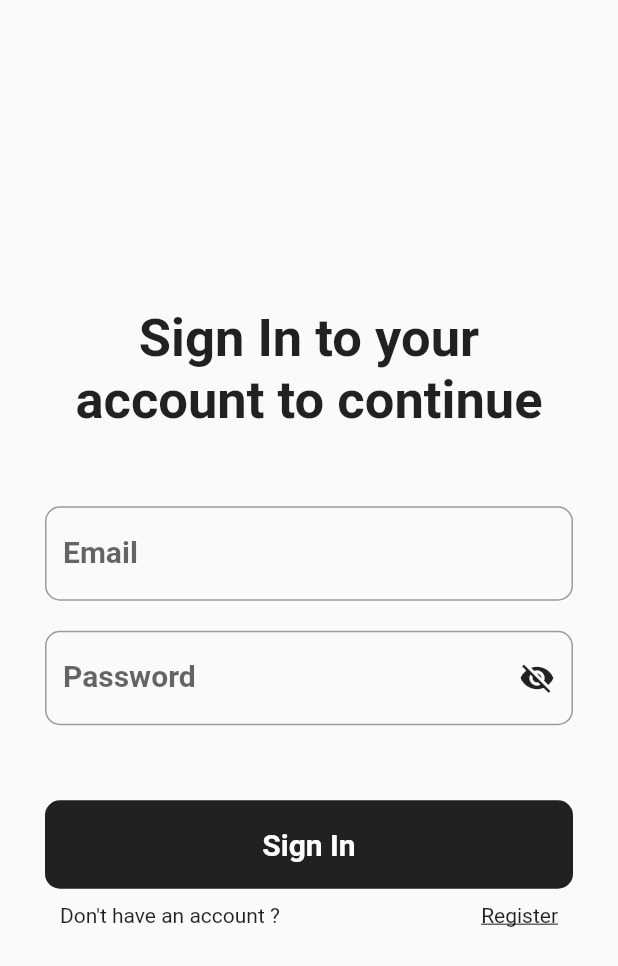
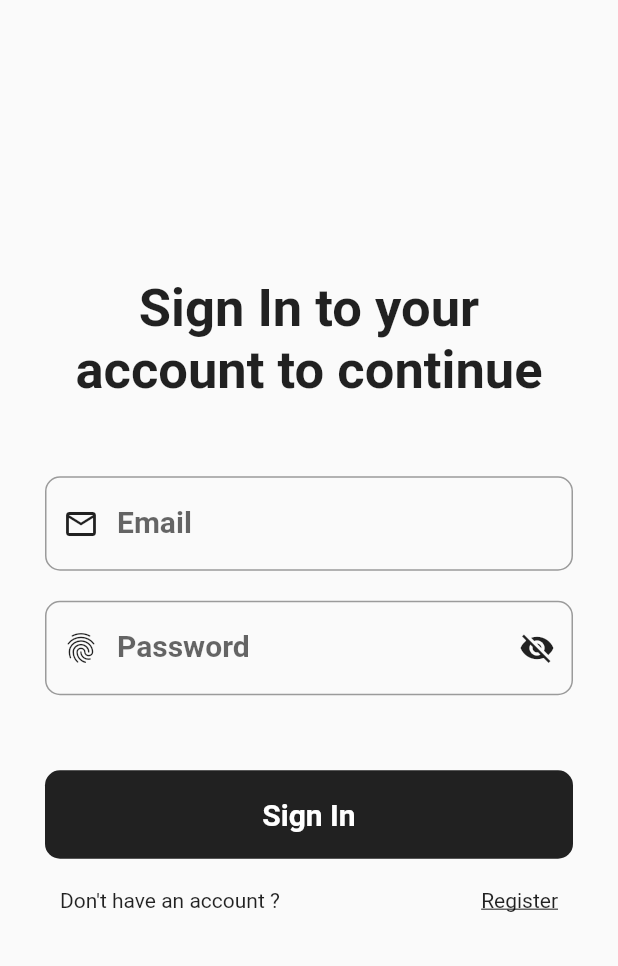
Before and after one commit to SwannWilliame/message_app, a Flutter app: the screen it shows after launch, on a phone screen of 412 x 824 dp. Shown: the top 966 px of the screen. Run offline on Flutter 3.47's test engine with Material 2 defaults, Android fonts, the phone set to English and light mode, and no system bars; our stand-ins replace firebase_auth, firebase_core; accounts and stored records are empty.

Commit message:
login register complete

```diff
--- a/lib/components/log_text_field.dart
+++ b/lib/components/log_text_field.dart
@@ -5,13 +5,19 @@ class LogTextField extends StatefulWidget {
   bool isPassword;
   TextInputType keyboardType;
   TextEditingController controller;
+  String? Function(String? value)? validator;
+  IconData? prefixIcon;
+  void Function(String? value)? onChanged;
 
   LogTextField({
     super.key,
     required this.label,
     required this.controller,
     this.isPassword=false,
-    this.keyboardType=TextInputType.text
+    this.keyboardType=TextInputType.text,
+    this.validator,
+    this.onChanged,
+    this.prefixIcon,
   });
 
   @override
@@ -33,6 +39,7 @@ class _LogTextFieldState extends State<LogTextField> {
       focusNode: myFcocus,
       keyboardType: widget.keyboardType,
       controller: widget.controller,
+      validator: widget.validator,
       obscureText: widget.isPassword ? hidePassword : false,
       cursorColor: isDarkMode ? Colors.white : Colors.black,
       style: const TextStyle(
@@ -40,6 +47,8 @@ class _LogTextFieldState extends State<LogTextField> {
         fontWeight: FontWeight.w600
       ),
       decoration: InputDecoration(
+        prefixIcon: Icon(widget.prefixIcon),
+        prefixIconColor: isDarkMode ? Colors.white70 : Colors.black87,
         border: OutlineInputBorder(borderRadius: BorderRadius.circular(10),),
         focusColor: Colors.black,
         label: Text(
@@ -55,6 +64,7 @@ class _LogTextFieldState extends State<LogTextField> {
         ) : null
       ),
       onTapOutside: (event) => myFcocus.unfocus(),
+      onChanged: widget.onChanged,
     );
   }
 }
--- a/lib/main.dart
+++ b/lib/main.dart
@@ -6,7 +6,7 @@ import 'package:message_app/theme/theme_constants.dart';
 import 'package:firebase_core/firebase_core.dart';
 import 'firebase_options.dart';
 
-void main() async{
+Future<void> main() async{
   WidgetsFlutterBinding.ensureInitialized();
   await Firebase.initializeApp(
     options: DefaultFirebaseOptions.currentPlatform,
--- a/lib/screens/auth_screen.dart
+++ b/lib/screens/auth_screen.dart
@@ -1,4 +1,5 @@
 import 'package:flutter/material.dart';
+import 'package:message_app/database/auth.dart';
 import 'package:message_app/screens/login_screen.dart';
 import 'package:message_app/screens/register_screen.dart';
 
@@ -12,6 +13,13 @@ class AuthScreen extends StatefulWidget {
 class _AuthScreenState extends State<AuthScreen> {
 
   bool isLoginPage = true;
+  bool isLoading=false;
+
+  void setLoading(bool load){
+    setState(() {
+      isLoading=load;
+    });
+  }
 
   @override
   Widget build(BuildContext context) {
@@ -22,7 +30,7 @@ class _AuthScreenState extends State<AuthScreen> {
           child: Column(
             mainAxisAlignment: MainAxisAlignment.center,
             children: [
-              isLoginPage ? const LoginScreen() : const RegisterScreen(),
+              isLoginPage ? LoginScreen(setLoading: setLoading,) : RegisterScreen(setLoading: setLoading),
               const SizedBox(height: 10,),
               Padding(
                   padding: const EdgeInsets.symmetric(horizontal: 10),
@@ -47,6 +55,12 @@ class _AuthScreenState extends State<AuthScreen> {
                       )
                     ],
                   ),
+                ),
+
+                const SizedBox(height: 30,),
+                Visibility(
+                  visible: isLoading,
+                  child: CircularProgressIndicator.adaptive()
                 )
             ],
           ),
--- a/lib/screens/login_screen.dart
+++ b/lib/screens/login_screen.dart
@@ -1,9 +1,15 @@
 import 'package:flutter/material.dart';
+import 'package:message_app/components/auth_validator.dart';
 import 'package:message_app/components/log_text_field.dart';
-import 'package:message_app/screens/register_screen.dart';
+import 'package:message_app/database/auth.dart';
 
 class LoginScreen extends StatefulWidget {
-  const LoginScreen({super.key});
+  void Function(bool load) setLoading;
+
+  LoginScreen({
+    required this.setLoading,
+    super.key
+  });
 
   @override
   State<LoginScreen> createState() => _LoginScreenState();
@@ -11,12 +17,31 @@ class LoginScreen extends StatefulWidget {
 
 class _LoginScreenState extends State<LoginScreen> {
 
+  @override
+  void dispose() {
+    emailController.dispose();
+    passwordController.dispose();
+    super.dispose();
+  }
+
+  String errorMessage="";
+
   TextEditingController emailController = TextEditingController();
   TextEditingController passwordController = TextEditingController();
 
+  final _formKey = GlobalKey<FormState>();
+
+  void clearError(String? value){
+    setState(() {
+      errorMessage="";
+    });
+  }
+
   @override
   Widget build(BuildContext context) {
-    return Column(
+    return Form(
+      key: _formKey,
+      child: Column(
         mainAxisAlignment: MainAxisAlignment.center,
         children: [
           const Text(
@@ -30,9 +55,13 @@ class _LoginScreenState extends State<LoginScreen> {
 
           const SizedBox(height: 50,),
 
-        LogTextField(label: "Email", keyboardType: TextInputType.emailAddress, controller: emailController,),
+          LogTextField(label: "Email", keyboardType: TextInputType.emailAddress, controller: emailController, validator: emailValidator,
+            onChanged: clearError,
+            prefixIcon: Icons.email_outlined,),
           const SizedBox(height: 20,),
-        LogTextField(label: "Password", isPassword: true, keyboardType: TextInputType.visiblePassword, controller: passwordController,),
+          LogTextField(label: "Password", isPassword: true, keyboardType: TextInputType.visiblePassword, controller: passwordController, validator: passwordValidator,
+            onChanged: clearError,
+            prefixIcon: Icons.fingerprint_outlined,),
 
           const SizedBox(height: 50,),
 
@@ -40,7 +69,18 @@ class _LoginScreenState extends State<LoginScreen> {
             children: [
               Expanded(
                 child: ElevatedButton(
-                onPressed: (){},
+                  onPressed: ()async{
+                    widget.setLoading(true);
+                    if(_formKey.currentState!.validate()){
+                      await Auth().signInWithEmailAndPassword(email: emailController.text, password: passwordController.text).then((value) {
+                        setState(() {
+                          errorMessage=value;
+                        });
+                      });
+                      widget.setLoading(false);
+                    }
+
+                  },
                   style: ElevatedButton.styleFrom(
                     elevation: 0,
                     shape: RoundedRectangleBorder(borderRadius: BorderRadius.circular(10))
@@ -59,7 +99,19 @@ class _LoginScreenState extends State<LoginScreen> {
               ),
             ],
           ),
+          const SizedBox(height: 10,),
+            Visibility(
+              visible: errorMessage!="",
+              child: Text(
+                errorMessage,
+                style: const TextStyle(
+                  fontSize: 15,
+                  color: Colors.red
+                ),
+              ),
+            )
         ],
+      ),
     );
   }
 }
--- a/lib/screens/widget_tree.dart
+++ b/lib/screens/widget_tree.dart
@@ -1,5 +1,7 @@
 import 'package:flutter/material.dart';
+import 'package:message_app/database/auth.dart';
 import 'package:message_app/screens/auth_screen.dart';
+import 'package:message_app/screens/home_screen.dart';
 
 class WidgetTree extends StatefulWidget {
   const WidgetTree({super.key});
@@ -11,6 +13,15 @@ class WidgetTree extends StatefulWidget {
 class _WidgetTreeState extends State<WidgetTree> {
   @override
   Widget build(BuildContext context) {
-    return AuthScreen();
+    return StreamBuilder(
+      stream: Auth().authStateChanges,
+      builder: (context, snapshot) {
+        if(snapshot.hasData){
+          return const HomeScreen();
+        }else{
+          return const AuthScreen();
+        }
+      },
+    );
   }
 }
--- a/pubspec.yaml
+++ b/pubspec.yaml
@@ -10,6 +10,8 @@ dependencies:
   flutter:
     sdk: flutter
   firebase_core: ^2.15.1
+  firebase_auth: ^4.7.3
+  cloud_firestore: ^4.8.5
 
 dev_dependencies:
   flutter_test:
```
Also changed, not shown: lib/components/auth_validator.dart (added, +31 -0 lines), lib/database/auth.dart (added, +45 -0 lines), lib/screens/home_screen.dart (+15 -3 lines), lib/screens/register_screen.dart (+80 -7 lines), pubspec.lock, 1 other file. Lines whose indentation alone changed are shown as unchanged.
